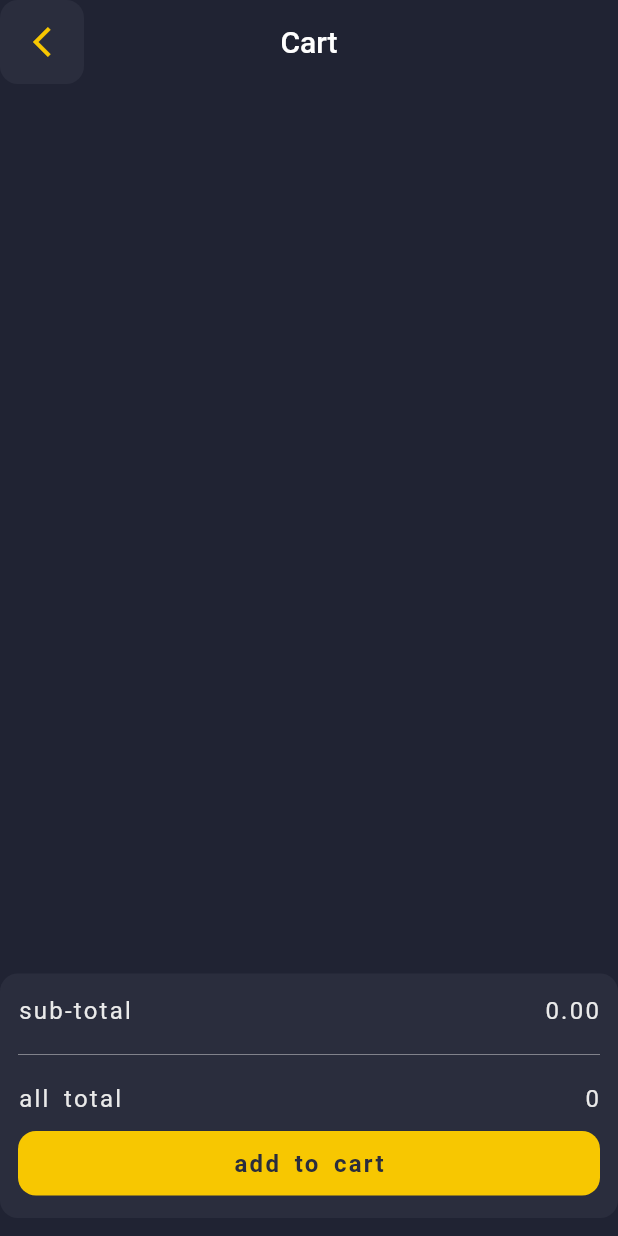
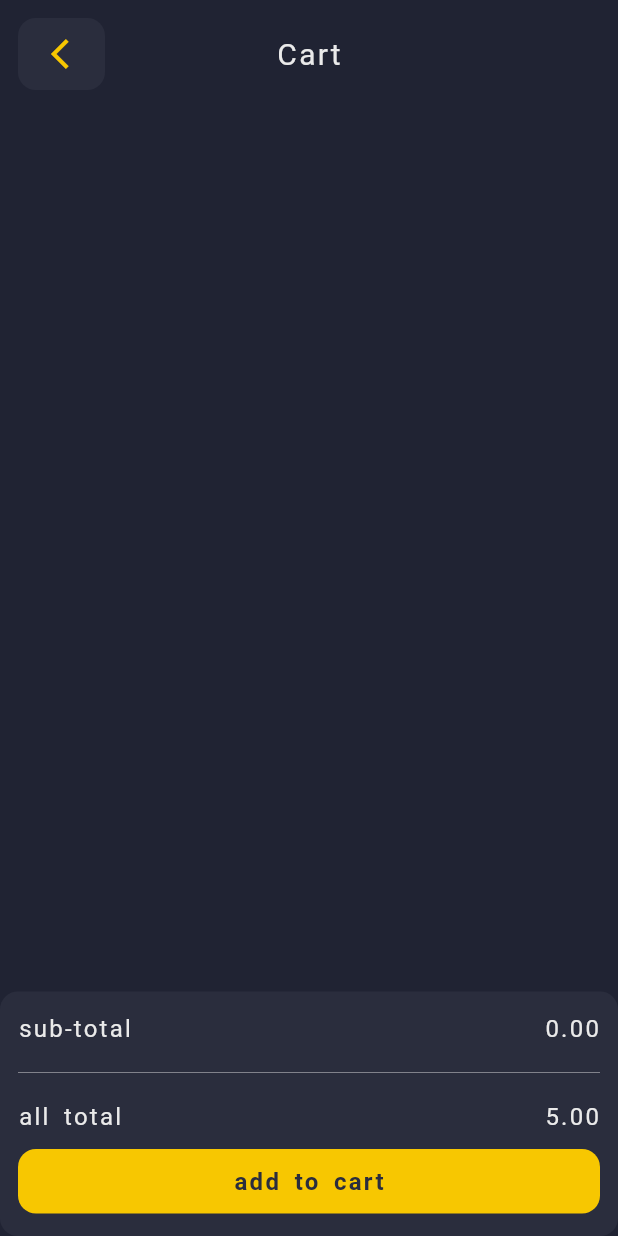
Before and after one commit to evgesha1247/eda2, a Flutter app: the CartScreen screen opened by its route, on a phone screen of 412 x 824 dp. Run offline on Flutter 3.47's test engine with Material 2 defaults, Android fonts, the phone set to English and light mode, and no system bars; our stand-ins replace hive, hive_flutter; missing offline and left inert: bottom_nav_bar; accounts and stored records are empty; statements that could not run were skipped.

Commit message:
небольшие дороботки

```diff
--- a/lib/ui/navigations/main_navigation.dart
+++ b/lib/ui/navigations/main_navigation.dart
@@ -1,6 +1,4 @@
 import 'package:flutter/material.dart';
-import 'package:hive/hive.dart';
-import '../../object/dish_object.dart';
 import '../screens_factory.dart/widget_factory.dart';
 
 abstract class MainNavigationRouteName {
--- a/lib/ui/screens/cart_screen/cart_screen.dart
+++ b/lib/ui/screens/cart_screen/cart_screen.dart
@@ -2,7 +2,6 @@ import 'package:flutter/material.dart';
 import 'package:provider/provider.dart';
 import 'package:text/object/cart_object.dart';
 import 'package:text/ui/theme/theme_app.dart';
-import '../menu_screnn/menu_model.dart';
 
 class CartScreen extends StatelessWidget {
   const CartScreen({Key? key}) : super(key: key);
@@ -10,18 +9,22 @@ class CartScreen extends StatelessWidget {
   Widget build(BuildContext context) {
     final cart = context.watch<CartModel>();
     return Scaffold(
-      appBar: AppBar(
-        title: const Text('Cart'),
-        centerTitle: true,
-        leading: const _CartButtonBack(),
-        backgroundColor: ThemeApp.kBGColor,
-        elevation: 0,
-      ),
       body: SafeArea(
-        child: Padding(
-          padding: const EdgeInsets.symmetric(vertical: ThemeApp.kInterval),
         child: Column(
           children: [
+            Stack(
+              alignment: Alignment.center,
+              children: [
+                const Padding(
+                  padding: EdgeInsets.all(ThemeApp.kInterval),
+                  child: Align(
+                    alignment: Alignment.centerLeft,
+                    child: _CartButtonBack(),
+                  ),
+                ),
+                Text('Cart', style: ThemeApp.style(size: 20)),
+              ],
+            ),
             Expanded(
               child: ListView.builder(
                 itemCount: cart.cartItem.length,
@@ -32,7 +35,6 @@ class CartScreen extends StatelessWidget {
             ),
             const _BottnCart(),
           ],
-          ),
         ),
       ),
     );
@@ -114,7 +116,7 @@ class _BottnCart extends StatelessWidget {
   @override
   Widget build(BuildContext context) {
     final cart = context.watch<CartModel>();
-    final total = (cart.subTotal + cart.delivery).toStringAsFixed(2);
+    final total = (cart.total + cart.delivery).toStringAsFixed(2);
     return Container(
       decoration: ThemeApp.decoration(),
       padding: const EdgeInsets.symmetric(
@@ -128,12 +130,12 @@ class _BottnCart extends StatelessWidget {
             mainAxisAlignment: MainAxisAlignment.spaceBetween,
             children: [
               Text('sub-total  ', style: ThemeApp.style()),
-              Text(cart.subTotal.toStringAsFixed(2), style: ThemeApp.style()),
+              Text(cart.total.toStringAsFixed(2), style: ThemeApp.style()),
             ],
           ),
           Row(
             mainAxisAlignment: MainAxisAlignment.spaceBetween,
-            children: cart.subTotal == 0
+            children: cart.total == 0
                 ? []
                 : [
                     Text('delivery ', style: ThemeApp.style()),
@@ -151,9 +153,7 @@ class _BottnCart extends StatelessWidget {
             mainAxisAlignment: MainAxisAlignment.spaceBetween,
             children: [
               Text('all total ', style: ThemeApp.style()),
-              cart.subTotal == 0
-                  ? Text('0', style: ThemeApp.style())
-                  : Text(total, style: ThemeApp.style()),
+              Text(total, style: ThemeApp.style()),
             ],
           ),
           const SizedBox(height: ThemeApp.kInterval),
--- a/lib/ui/widgets/header_widget/header_widget.dart
+++ b/lib/ui/widgets/header_widget/header_widget.dart
@@ -3,8 +3,6 @@
 import 'package:flutter/material.dart';
 import 'package:provider/provider.dart';
 import 'package:text/ui/widgets/header_widget/header_model.dart';
-import '../../screens/guiding_screen/guiding_model.dart';
-import '../../screens_factory.dart/widget_factory.dart';
 import '../../theme/theme_app.dart';
 
 class HederWidget extends StatefulWidget {
```
Also changed, not shown: lib/object/cart_object.dart (+22 -11 lines), lib/ui/screens/dish_detailed_screen/dish_detailed_screen.dart (+25 -11 lines). Lines whose indentation alone changed are shown as unchanged.
